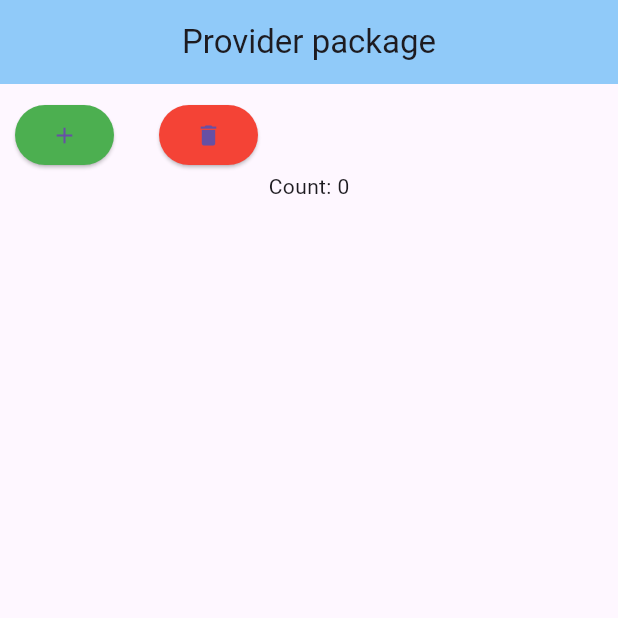
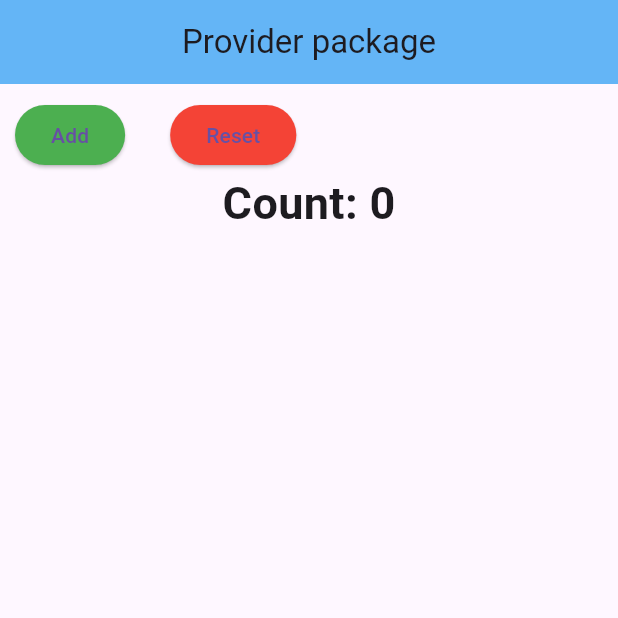
Before and after one commit to Majok-Bol/provider_package, a Flutter app: the screen it shows after launch, on a phone screen of 412 x 824 dp, the top half of it. Run offline on Flutter 3.47's test engine with Material 3 defaults, Android fonts, the phone set to English and light mode, and no system bars.

Commit message:
changed appbar background color

```diff
--- a/lib/main.dart
+++ b/lib/main.dart
@@ -31,25 +31,26 @@
   Widget build(BuildContext context){
     //create instance of counter model
     var counter=Provider.of<Counter>(context);
-    return Scaffold(appBar: AppBar(title: Text('Provider package'),centerTitle: true,backgroundColor: Colors.blue.shade200,),
+    return Scaffold(appBar: AppBar(title: Text('Provider package'),centerTitle: true,backgroundColor: Colors.blue.shade300,),
     body:Container(
       padding: EdgeInsets.all(10),
 
       child: Column(
+        // mainAxisAlignment: MainAxisAlignment.spaceBetween,
       children: [
         Row(children: [
           ElevatedButton(onPressed:() {
             counter.increment();
 
-          },style:ElevatedButton.styleFrom(backgroundColor: Colors.green), child:Icon(Icons.add)),
+          },style:ElevatedButton.styleFrom(backgroundColor: Colors.green), child:Text('Add')),
           SizedBox(width: 30,),
           ElevatedButton(onPressed:() {
             counter.reset();
 
-          },style:ElevatedButton.styleFrom(backgroundColor: Colors.red),child:Icon(Icons.delete))
+          },style:ElevatedButton.styleFrom(backgroundColor: Colors.red),child:Text('Reset'))
         ],),
         Center(child: Consumer<Counter>(builder:(context,counter,child){
-          return Text('Count: ${counter.count}');
+          return Text('Count: ${counter.count}',style: TextStyle(fontSize: 30,fontWeight: FontWeight.bold),);
 
         }),)
 
```
